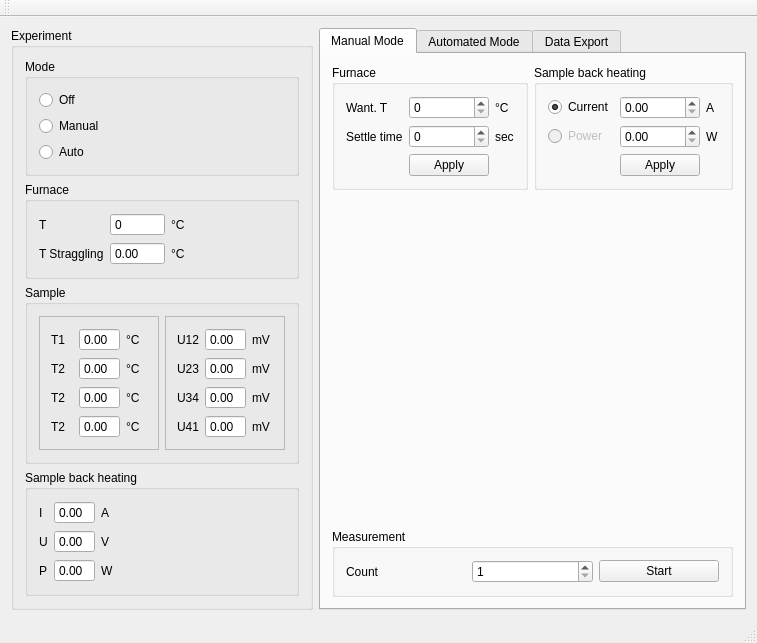
mBr001/seebeck, file Seebeck/mainwindow.ui: the form before one commit.
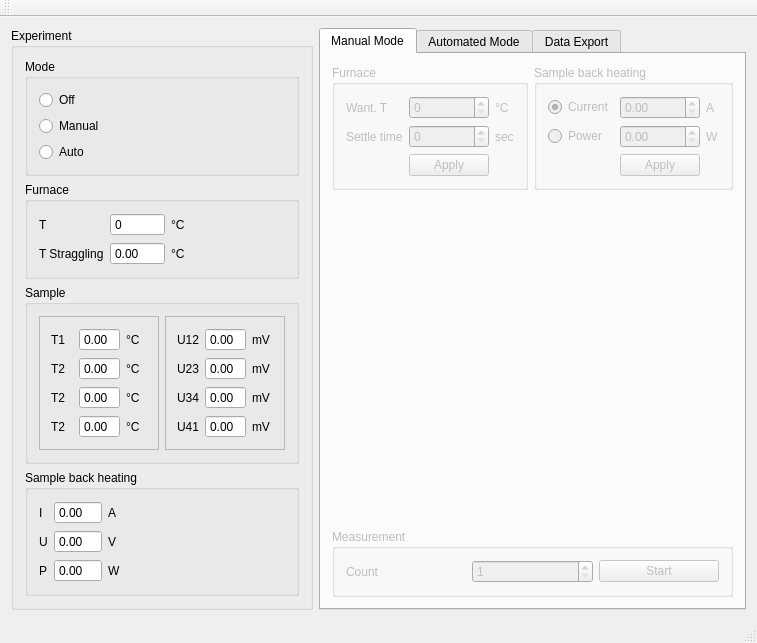
The form after the commit.

Commit message: Enable only working block

```diff
--- a/Seebeck/mainwindow.ui
+++ b/Seebeck/mainwindow.ui
@@ -442,6 +442,9 @@
             <property name="buttonSymbols">
              <enum>QAbstractSpinBox::NoButtons</enum>
             </property>
+            <property name="maximum">
+             <double>999.990000000000009</double>
+            </property>
            </widget>
           </item>
           <item row="1" column="2">
@@ -482,7 +485,10 @@
       <property name="currentIndex">
        <number>0</number>
       </property>
-      <widget class="QWidget" name="tab">
+      <widget class="QWidget" name="manualTab">
+       <property name="enabled">
+        <bool>false</bool>
+       </property>
        <attribute name="title">
         <string>Manual Mode</string>
        </attribute>
```
Left out of the diff: 8 changed lines with no effect on the pictures. The commit also changes 1 other file.
